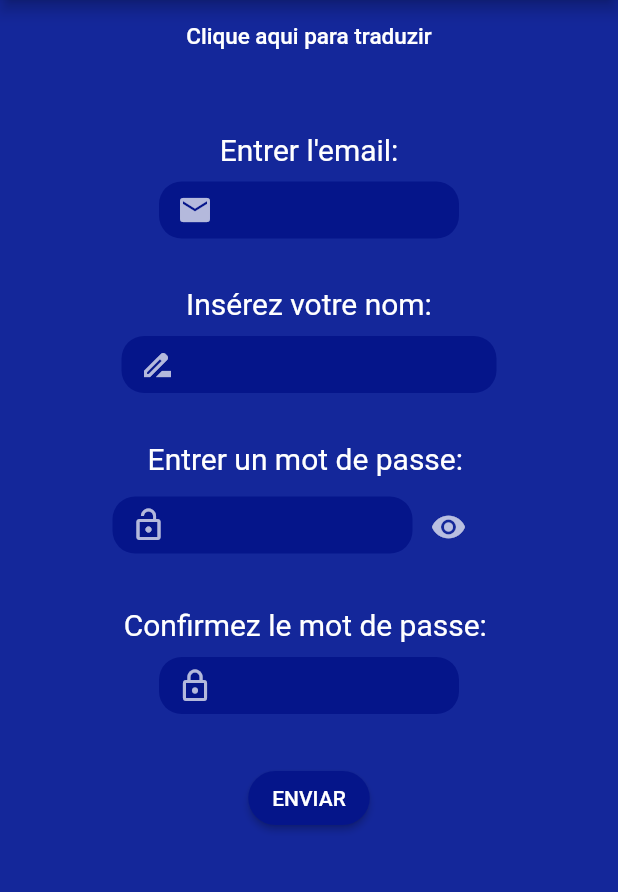
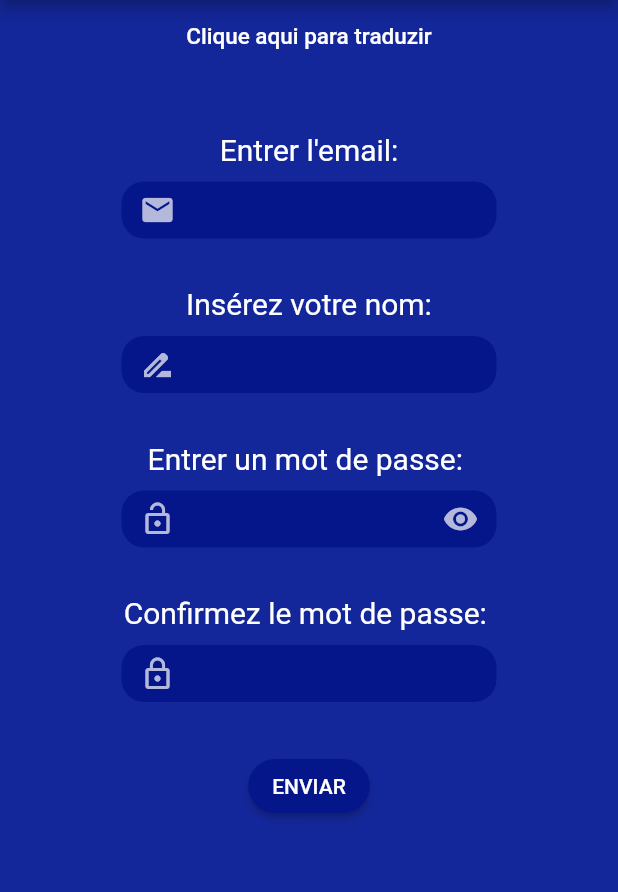
Before and after one commit to marcelosimim/petit-ami, a Flutter app: the Register screen opened directly, on a phone screen of 412 x 824 dp, the part 84-976 px from its top. Run offline on Flutter 3.47's test engine with Material 2 defaults, Android fonts, the phone set to English and light mode, and no system bars; our stand-ins replace audioplayers, avatar_glow, cloud_firestore, email_validator, firebase_auth, firebase_core and 3 more; accounts and stored records are empty; Roboto replaces fonts that are missing (Imprima).

Commit message:
mudanças design register screen

```diff
--- a/lib/screens/register.dart
+++ b/lib/screens/register.dart
@@ -26,7 +26,7 @@ class _RegisterState extends State<Register> {
   final _emailController = TextEditingController();
   final _passController = TextEditingController();
 
-  final _textFormFiedlWidth = 200.0;
+  final _textFormFiedlWidth = 250.0;
   var _showPassword = Icons.visibility;
   bool _obscureText = true;
 
@@ -85,9 +85,9 @@ class _RegisterState extends State<Register> {
                               style: GoogleFonts.imprima(fontSize: 20)),
                           Padding(
                             padding:
-                            EdgeInsets.symmetric(vertical: 10, horizontal: 5),
+                            EdgeInsets.symmetric(vertical: 10),
                             child: Container(
-                              width: 250,
+                              width: _textFormFiedlWidth,
                               height: 60,
                               child: TextFormField(
                                 style: TextStyle(fontSize: 15, color: Colors.white),
@@ -106,30 +106,17 @@ class _RegisterState extends State<Register> {
                               style: GoogleFonts.imprima(fontSize: 20)),
                           Padding(
                             padding:
-                            EdgeInsets.only(top: 10, bottom: 10, left: 75),
-                            child: Row(
-                              children: [
-                                Container(
+                            EdgeInsets.symmetric(vertical: 10),
+                                child: Container(
                                   width: _textFormFiedlWidth,
                                   height: 60,
                                   child: TextFormField(
                                     obscureText: _obscureText,
                                     style: TextStyle(fontSize: 15, color: Colors.white),
                                     controller: _passController,
-                                    decoration: textFormFieldInputDecoration(Icon(Icons.lock_open,color: Colors.white70)),
-                                    validator: (value) {
-                                      if (value == null || value == '') {
-                                        return 'Campo obrigatório';
-                                      } else if (value.length < 8) {
-                                        return 'Insira pelo menos 8 caracteres';
-                                      }
-                                      return null;
-                                    },
-                                  ),
-                                ),
-                                Padding(
-                                  padding: EdgeInsets.only(bottom: 20),
-                                  child: IconButton(
+                                    decoration: InputDecoration(
+                                      prefixIcon: Icon(Icons.lock_open, color: Colors.white70,),
+                                      suffixIcon: IconButton(
                                         icon: Icon(_showPassword),
                                         color: Colors.white70,
                                         onPressed: (){
@@ -146,9 +133,30 @@ class _RegisterState extends State<Register> {
                                           }
                                         },
                                       ),
-                                )
-                              ],
-                            )
+                                      helperText: ' ',
+                                      filled: true,
+                                      fillColor: Color(0xFF05158A),
+                                      border: OutlineInputBorder(
+                                          borderRadius: BorderRadius.circular(15)),
+                                      focusedBorder: OutlineInputBorder(
+                                          borderSide: BorderSide(
+                                              color: Colors.blue),
+                                          borderRadius: BorderRadius.circular(15)),
+                                      enabledBorder: OutlineInputBorder(
+                                          borderSide:
+                                          BorderSide(color: Colors.transparent),
+                                          borderRadius: BorderRadius.circular(15)),
+                                    ),
+                                    validator: (value) {
+                                      if (value == null || value == '') {
+                                        return 'Campo obrigatório';
+                                      } else if (value.length < 8) {
+                                        return 'Insira pelo menos 8 caracteres';
+                                      }
+                                      return null;
+                                    },
+                                  ),
+                                ),
                             ),
                           Text(registerFunctions.passwordConfirmationQuestion,
                               style: GoogleFonts.imprima(fontSize: 20)),
```
Lines whose indentation alone changed are shown as unchanged.
